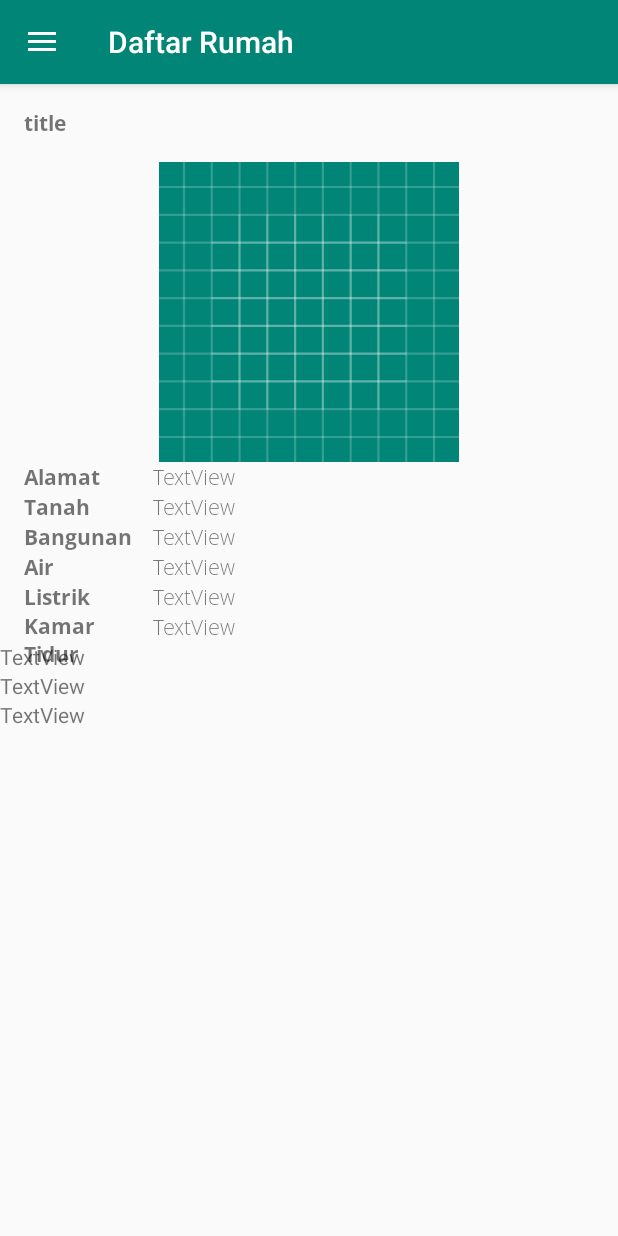
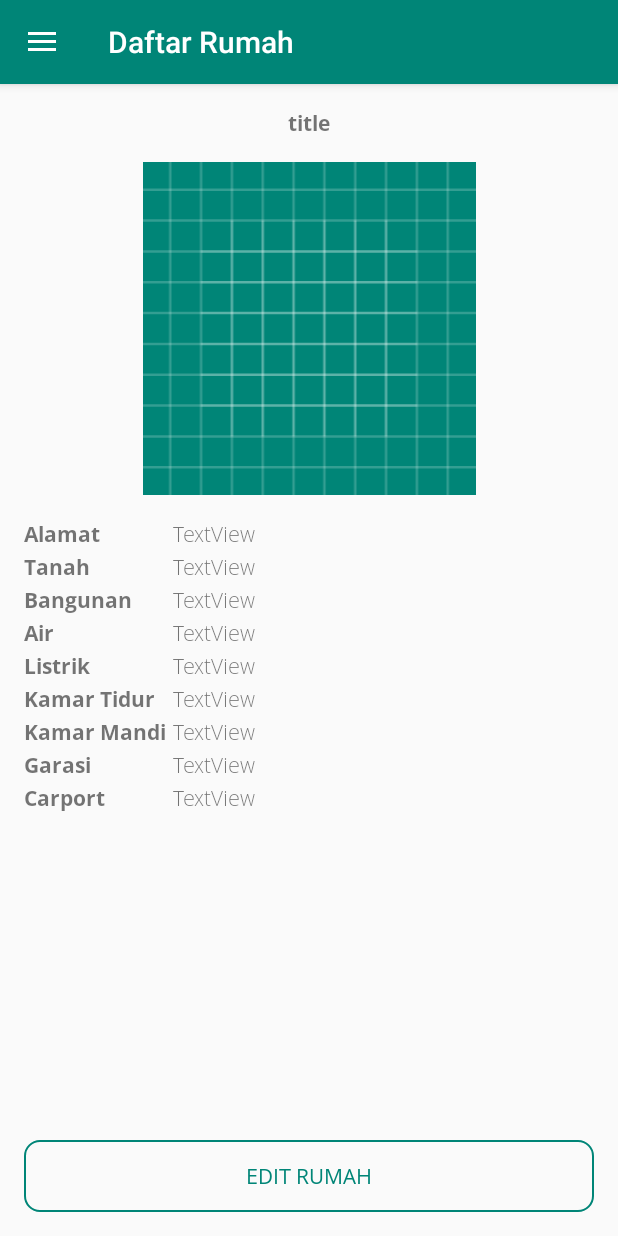
Before and after one commit to fadhilfathi/PTDutaMancaGraha, an Android app: the fragment DetailFragment placed in its activity, on a phone screen of 412 x 824 dp. Run offline under Robolectric (Android 15) with nearby library versions, the phone set to English and light mode, and no system bars; our stand-ins replace Firebase (no records; nobody signed in at launch, a user with empty details on screens opened directly), Picasso; 1 statement that could not run was skipped.

Commit message:
update detail layout

```diff
--- a/app/src/main/java/com/example/marbeelz/ptdutamancagraha/DetailFragment.java
+++ b/app/src/main/java/com/example/marbeelz/ptdutamancagraha/DetailFragment.java
@@ -85,7 +85,8 @@ public class DetailFragment extends Fragment {
                     textCarport.setText(dataSnapshot.child("mCarport").getValue().toString().trim());
                 }
                 if (dataSnapshot.child("mImageUrl").exists()) {
-                    Picasso.get().load(dataSnapshot.child("mImageUrl").getValue().toString().trim()).fit().into(imageView);
+                    Picasso.get().load(dataSnapshot.child("mImageUrl").getValue().toString().trim()).fit().centerCrop()
+                            .into(imageView);
                 }
             }
 
--- /dev/null
+++ b/app/src/main/res/drawable/outline_button.xml
@@ -0,0 +1,35 @@
+<?xml version="1.0" encoding="utf-8"?>
+<selector xmlns:android="http://schemas.android.com/apk/res/android">
+    <item>
+        <shape
+            android:shape="rectangle">
+            <corners
+                android:bottomLeftRadius="10dp"
+                android:topLeftRadius="10dp"
+                android:topRightRadius="10dp"
+                android:bottomRightRadius="10dp"
+                android:radius="10dp" />
+
+            <stroke android:width="1dp"
+                android:color="@color/colorPrimary" />
+        </shape>
+    </item>
+
+    <item
+        android:state_pressed="true">
+        <shape
+            android:shape="rectangle">
+            <corners
+                android:bottomLeftRadius="10dp"
+                android:topLeftRadius="10dp"
+                android:topRightRadius="10dp"
+                android:bottomRightRadius="10dp"
+                android:radius="10dp" />
+
+            <stroke android:width="1dp"
+                android:color="@color/colorPrimary" />
+        </shape>
+
+    </item>
+
+</selector>
--- a/app/src/main/res/layout/fragment_detail.xml
+++ b/app/src/main/res/layout/fragment_detail.xml
@@ -11,19 +11,22 @@
         android:text="title"
         android:fontFamily="@font/open_sans_bold"
         android:layout_marginTop="16dp"
-        android:layout_marginLeft="16dp"/>
+        android:layout_marginLeft="16dp"
+        android:layout_centerHorizontal="true"/>
 
     <ImageView
         android:id="@+id/imageViewDetail"
-        android:layout_width="match_parent"
-        android:layout_height="200dp"
+        android:layout_width="288pt"
+        android:layout_height="100pt"
         android:layout_below="@+id/titleDetail"
         android:layout_marginTop="16dp"
         app:srcCompat="@drawable/ic_launcher_background"
-        android:layout_centerHorizontal="true"/>
+        android:layout_centerHorizontal="true"
+        android:layout_marginBottom="16dp"/>
     <TextView
-        android:layout_width="70dp"
-        android:layout_height="wrap_content"
+        android:layout_width="95dp"
+        android:layout_height="20dp"
+        android:layout_marginBottom="2dp"
         android:text="Alamat"
         android:fontFamily="@font/open_sans_bold"
         android:layout_below="@id/imageViewDetail"
@@ -37,11 +40,12 @@
         android:layout_toEndOf="@id/alamat"
         android:text="TextView"
         android:fontFamily="@font/open_sans_light"
-        android:layout_marginLeft="16dp"/>
+        android:layout_marginStart="4dp"/>
 
     <TextView
-        android:layout_width="70dp"
-        android:layout_height="wrap_content"
+        android:layout_width="95dp"
+        android:layout_height="20dp"
+        android:layout_marginBottom="2dp"
         android:text="Tanah"
         android:fontFamily="@font/open_sans_bold"
         android:layout_below="@id/alamat"
@@ -51,15 +55,16 @@
         android:id="@+id/textViewDetailTanah"
         android:layout_width="wrap_content"
         android:layout_height="wrap_content"
-        android:layout_below="@id/textViewDetailAlamat"
+        android:layout_below="@id/alamat"
         android:text="TextView"
         android:layout_toEndOf="@id/tanah"
         android:fontFamily="@font/open_sans_light"
-        android:layout_marginLeft="16dp"/>
+        android:layout_marginLeft="4dp"/>
 
     <TextView
-        android:layout_width="80dp"
-        android:layout_height="wrap_content"
+        android:layout_width="95dp"
+        android:layout_height="20dp"
+        android:layout_marginBottom="2dp"
         android:text="Bangunan"
         android:fontFamily="@font/open_sans_bold"
         android:layout_below="@id/tanah"
@@ -73,11 +78,12 @@
         android:layout_toEndOf="@id/bangunan"
         android:text="TextView"
         android:fontFamily="@font/open_sans_light"
-        android:layout_marginLeft="6dp"/>
+        android:layout_marginLeft="4dp"/>
 
     <TextView
-        android:layout_width="70dp"
-        android:layout_height="wrap_content"
+        android:layout_width="95dp"
+        android:layout_height="20dp"
+        android:layout_marginBottom="2dp"
         android:text="Air"
         android:fontFamily="@font/open_sans_bold"
         android:layout_below="@id/bangunan"
@@ -87,15 +93,16 @@
         android:id="@+id/textViewDetailAir"
         android:layout_width="wrap_content"
         android:layout_height="wrap_content"
-        android:layout_below="@id/textViewDetailBangunan"
+        android:layout_below="@id/bangunan"
         android:text="TextView"
         android:layout_toEndOf="@id/air"
         android:fontFamily="@font/open_sans_light"
-        android:layout_marginLeft="16dp"/>
+        android:layout_marginLeft="4dp"/>
 
     <TextView
-        android:layout_width="70dp"
-        android:layout_height="wrap_content"
+        android:layout_width="95dp"
+        android:layout_height="20dp"
+        android:layout_marginBottom="2dp"
         android:text="Listrik"
         android:fontFamily="@font/open_sans_bold"
         android:layout_below="@id/air"
@@ -105,15 +112,16 @@
         android:id="@+id/textViewDetailListrik"
         android:layout_width="wrap_content"
         android:layout_height="wrap_content"
-        android:layout_below="@id/textViewDetailAir"
+        android:layout_below="@id/air"
         android:text="TextView"
         android:layout_toEndOf="@id/listrik"
         android:fontFamily="@font/open_sans_light"
-        android:layout_marginLeft="16dp"/>
+        android:layout_marginLeft="4dp"/>
 
     <TextView
-        android:layout_width="80dp"
-        android:layout_height="wrap_content"
+        android:layout_width="95dp"
+        android:layout_height="20dp"
+        android:layout_marginBottom="2dp"
         android:text="Kamar Tidur"
         android:fontFamily="@font/open_sans_bold"
         android:layout_below="@id/listrik"
@@ -123,28 +131,81 @@
         android:id="@+id/textViewDetailTidur"
         android:layout_width="wrap_content"
         android:layout_height="wrap_content"
-        android:layout_below="@id/textViewDetailListrik"
+        android:layout_below="@id/listrik"
         android:fontFamily="@font/open_sans_light"
         android:layout_toEndOf="@id/kamartidur"
-        android:layout_marginLeft="6dp"
+        android:layout_marginLeft="4dp"
         android:text="TextView" />
+
+    <TextView
+        android:layout_width="95dp"
+        android:layout_height="20dp"
+        android:layout_marginBottom="2dp"
+        android:text="Kamar Mandi"
+        android:fontFamily="@font/open_sans_bold"
+        android:layout_below="@id/kamartidur"
+        android:id="@+id/kamarmandi"
+        android:layout_marginLeft="16dp"/>
     <TextView
         android:id="@+id/textViewDetailMandi"
         android:layout_width="wrap_content"
         android:layout_height="wrap_content"
-        android:layout_below="@id/textViewDetailTidur"
-        android:text="TextView" />
+        android:layout_below="@id/kamartidur"
+        android:text="TextView"
+        android:layout_toEndOf="@id/kamarmandi"
+        android:fontFamily="@font/open_sans_light"
+        android:layout_marginStart="4dp"/>
+
+    <TextView
+        android:layout_width="95dp"
+        android:layout_height="20dp"
+        android:layout_marginBottom="2dp"
+        android:text="Garasi"
+        android:fontFamily="@font/open_sans_bold"
+        android:layout_below="@id/kamarmandi"
+        android:id="@+id/garasi"
+        android:layout_marginLeft="16dp"/>
+
     <TextView
         android:id="@+id/textViewDetailGarasi"
         android:layout_width="wrap_content"
         android:layout_height="wrap_content"
-        android:layout_below="@id/textViewDetailMandi"
-        android:text="TextView" />
+        android:layout_below="@id/kamarmandi"
+        android:layout_toEndOf="@id/garasi"
+        android:text="TextView"
+        android:layout_marginStart="4dp"
+        android:fontFamily="@font/open_sans_light"/>
+
+    <TextView
+        android:layout_width="95dp"
+        android:layout_height="20dp"
+        android:layout_marginBottom="2dp"
+        android:text="Carport"
+        android:fontFamily="@font/open_sans_bold"
+        android:layout_below="@id/garasi"
+        android:id="@+id/carport"
+        android:layout_marginLeft="16dp"/>
     <TextView
         android:id="@+id/textViewDetailCarport"
         android:layout_width="wrap_content"
         android:layout_height="wrap_content"
-        android:layout_below="@id/textViewDetailGarasi"
-        android:text="TextView" />
+        android:layout_below="@id/garasi"
+        android:text="TextView"
+        android:layout_toEndOf="@id/carport"
+        android:fontFamily="@font/open_sans_light"
+        android:layout_marginStart="4dp"/>
+    <Button
+        android:id="@+id/button_edit"
+        android:layout_width="match_parent"
+        android:layout_height="wrap_content"
+        android:layout_alignParentBottom="true"
+        android:layout_centerHorizontal="true"
+        android:text="Edit Rumah"
+        android:fontFamily="@font/open_sans"
+        android:background="@drawable/outline_button"
+        android:textColor="@color/colorPrimary"
+        android:layout_marginBottom="16dp"
+        android:layout_marginStart="16dp"
+        android:layout_marginEnd="16dp"/>
 
 </RelativeLayout>
```
